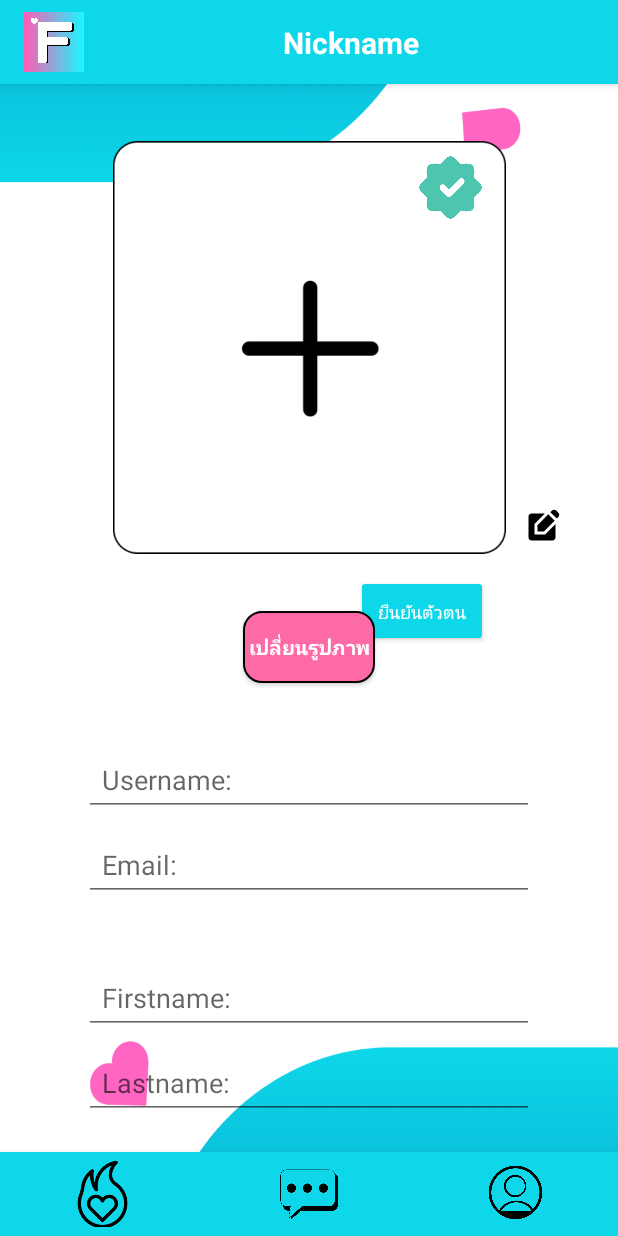
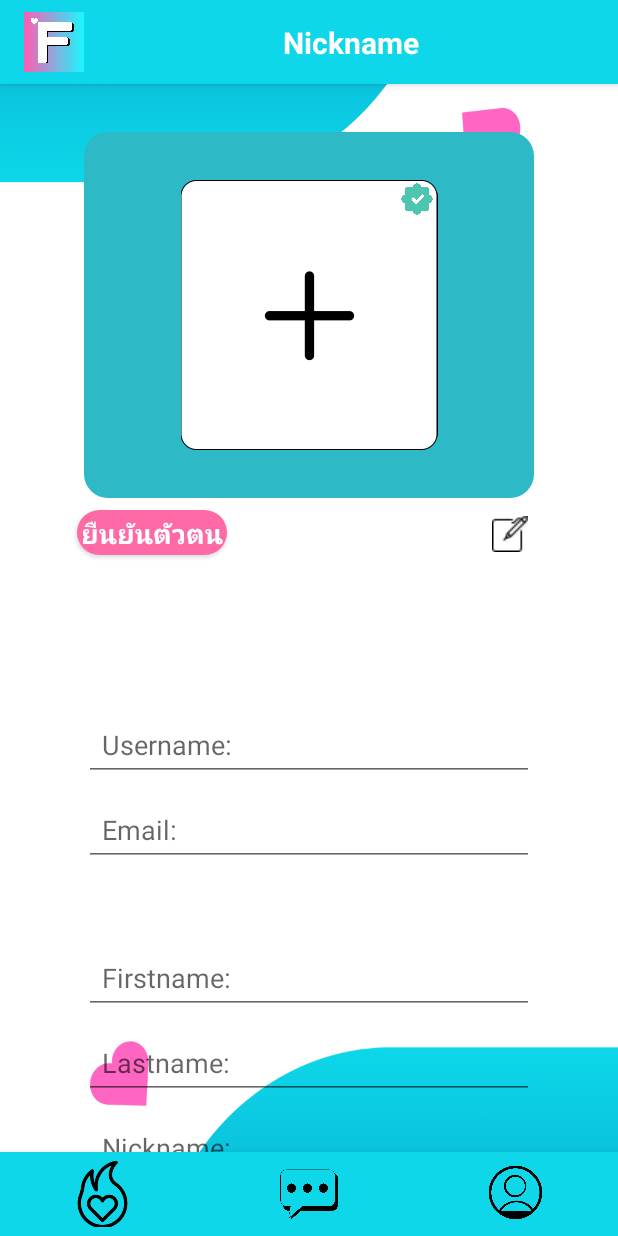
Before and after one commit to PedzA507/FinloveAndroid, an Android app: the ProfileFragment screen opened through its navigation route, after a tap on "Edit Profile", on a phone screen of 412 x 824 dp. Run offline under Robolectric (Android 15) with nearby library versions, the phone set to English and light mode, and no system bars; our stand-ins replace navigation-ui; pictures from the network do not load; 1 statement that could not run was skipped.

Commit message:
แก้ไขดีไซน์หน้าโปรไฟล์ตัวเองให้เหมือน figma เท่าที่จะเป็นไปได้

```diff
--- a/app/src/main/java/th/ac/rmutto/finlove/ui/profile/ProfileFragment.kt
+++ b/app/src/main/java/th/ac/rmutto/finlove/ui/profile/ProfileFragment.kt
@@ -7,6 +7,7 @@ import android.net.Uri
 import android.os.Bundle
 import android.provider.MediaStore
 import android.util.Log
+import android.view.Gravity
 import android.view.LayoutInflater
 import android.view.View
 import android.view.ViewGroup
@@ -52,9 +53,8 @@ class ProfileFragment : Fragment() {
 
     private lateinit var buttonEditProfile: ImageButton
     private lateinit var buttonSaveProfile: Button
-    private lateinit var buttonChangeImage: Button
     private lateinit var buttonEditPreferences: Button
-    private lateinit var buttonVerify: Button // ปุ่มยืนยันตัวตนที่เพิ่มเข้ามา
+    private lateinit var buttonVerify: Button
     private lateinit var buttonLogout: Button
     private lateinit var buttonDeleteAccount: Button
     private var selectedImageUri: Uri? = null
@@ -63,8 +63,8 @@ class ProfileFragment : Fragment() {
     private val PICK_IMAGE_REQUEST = 1
     private val REQUEST_CODE_CHANGE_PREFERENCES = 1001
 
-    private lateinit var originalUser: User // Original user data
-    private lateinit var currentUser: User // Edited user data
+    private lateinit var originalUser: User
+    private lateinit var currentUser: User
 
     override fun onCreateView(
         inflater: LayoutInflater, container: ViewGroup?, savedInstanceState: Bundle?
@@ -103,19 +103,23 @@ class ProfileFragment : Fragment() {
         spinnerGoal = root.findViewById(R.id.spinnerGoal)
         preferenceContainer = root.findViewById(R.id.preferenceContainer)
 
-        buttonChangeImage = root.findViewById(R.id.buttonChangeImage)
         buttonEditProfile = root.findViewById(R.id.buttonEditProfile)
         buttonSaveProfile = root.findViewById(R.id.buttonSaveProfile)
         buttonLogout = root.findViewById(R.id.buttonLogout)
         buttonDeleteAccount = root.findViewById(R.id.buttonDeleteAccount)
         buttonEditPreferences = root.findViewById(R.id.buttonEditPreferences)
-        buttonVerify = root.findViewById(R.id.buttonVerify) // ปุ่มยืนยันตัวตน
+        buttonVerify = root.findViewById(R.id.buttonVerify)
         verifyBadge = root.findViewById(R.id.verifyBadge)
 
         setupSpinners()
 
         // Hide fields initially
         hideFieldsForViewingMode()
+
+        // Set click listener on imageViewProfile for changing image
+        imageViewProfile.setOnClickListener {
+            selectImage()
+        }
 
         // Setup button listeners
         buttonEditProfile.setOnClickListener {
@@ -124,10 +128,6 @@ class ProfileFragment : Fragment() {
 
         buttonSaveProfile.setOnClickListener {
             saveUserInfo(requireActivity().intent.getIntExtra("userID", -1))
-        }
-
-        buttonChangeImage.setOnClickListener {
-            selectImage()
         }
 
         buttonDeleteAccount.setOnClickListener {
@@ -146,12 +146,12 @@ class ProfileFragment : Fragment() {
 
         buttonVerify.setOnClickListener {
             val intent = Intent(requireContext(), AddphotoActivity::class.java)
-            intent.putExtra("userID", requireActivity().intent.getIntExtra("userID", -1))  // ส่ง userID ไปยัง AddphotoActivity
+            intent.putExtra("userID", requireActivity().intent.getIntExtra("userID", -1))
             startActivity(intent)
         }
 
         buttonSelectDateProfile.setOnClickListener {
-            showDatePicker() // Fix for date picker
+            showDatePicker()
         }
     }
 
@@ -193,7 +193,6 @@ class ProfileFragment : Fragment() {
         isEditing = !isEditing
         setEditingEnabled(isEditing)
         if (isEditing) {
-            buttonChangeImage.visibility = View.VISIBLE
             buttonSaveProfile.visibility = View.VISIBLE
             buttonEditPreferences.visibility = View.VISIBLE
 
@@ -221,27 +220,25 @@ class ProfileFragment : Fragment() {
                 .into(imageViewProfile)
         } else if (requestCode == REQUEST_CODE_CHANGE_PREFERENCES && resultCode == AppCompatActivity.RESULT_OK && data != null) {
             val updatedPreferences = data.getStringExtra("preferences")
-            updateUserPreferences(updatedPreferences)
+            loadPreferences(updatedPreferences)
         }
     }
 
-    private fun updateUserPreferences(preferences: String?) {
+    private fun loadPreferences(preferences: String?) {
         preferenceContainer.removeAllViews()
         val preferencesArray = preferences?.split(",") ?: listOf()
         for (preference in preferencesArray) {
             val preferenceTextView = TextView(requireContext())
             preferenceTextView.text = preference
-            preferenceTextView.setBackgroundResource(R.drawable.rounded_preference_box)
+            preferenceTextView.setBackgroundResource(R.drawable.show_preference)
             preferenceTextView.setPadding(16, 16, 16, 16)
-            preferenceTextView.textSize = 18f // เพิ่มขนาดตัวอักษร
+            preferenceTextView.textSize = 14f
+            preferenceTextView.setTypeface(null, android.graphics.Typeface.BOLD) // ทำตัวหนังสือหนา
+            preferenceTextView.gravity = Gravity.CENTER // จัดให้ตัวหนังสืออยู่ตรงกลาง
+            preferenceTextView.setTextColor(resources.getColor(R.color.white))
 
-            // เพิ่มระยะห่างระหว่างบล็อก
-            val layoutParams = LinearLayout.LayoutParams(
-                LinearLayout.LayoutParams.WRAP_CONTENT,
-                LinearLayout.LayoutParams.WRAP_CONTENT
-            )
-            layoutParams.setMargins(16, 16, 16, 16) // กำหนดระยะห่างระหว่างบล็อก
-
+            val layoutParams = LinearLayout.LayoutParams(250, 150) // กำหนดขนาดเป็น 50x50
+            layoutParams.setMargins(16, 16, 16, 16)
             preferenceTextView.layoutParams = layoutParams
             preferenceContainer.addView(preferenceTextView)
         }
@@ -261,11 +258,6 @@ class ProfileFragment : Fragment() {
                     withContext(Dispatchers.Main) {
                         originalUser = user
                         updateUserFields(user)
-
-                        // Log ค่า verify เพื่อตรวจสอบ
-                        Log.d("ProfileFragment", "User verify status: ${user.verify}")
-
-                        // แสดงหรือซ่อน verifyBadge ตามค่า verify
                         verifyBadge.visibility = if (user.verify == 1) View.VISIBLE else View.GONE
                     }
                 } else {
@@ -291,31 +283,11 @@ class ProfileFragment : Fragment() {
         textViewHome.setText(user.home)
         buttonSelectDateProfile.text = user.dateBirth
 
-        // Set user's nickname in the toolbar dynamically
         val toolbar = requireActivity().findViewById<Toolbar>(R.id.toolbarProfile)
         val toolbarTitle = toolbar.findViewById<TextView>(R.id.toolbarTitle)
-        toolbarTitle.text = user.nickname // ใช้ nickname จาก user แทนการกำหนดค่าตรง ๆ
+        toolbarTitle.text = user.nickname
 
-        preferenceContainer.removeAllViews()
-        val preferencesArray = user.preferences?.split(",") ?: listOf()
-        for (preference in preferencesArray) {
-            val preferenceTextView = TextView(requireContext())
-            preferenceTextView.text = preference
-            preferenceTextView.setBackgroundResource(R.drawable.show_preference)
-            preferenceTextView.setPadding(16, 16, 16, 16)
-
-            preferenceTextView.textSize = 18f
-            preferenceTextView.setTextColor(resources.getColor(R.color.white))
-
-            val layoutParams = LinearLayout.LayoutParams(
-                LinearLayout.LayoutParams.WRAP_CONTENT,
-                LinearLayout.LayoutParams.WRAP_CONTENT
-            )
-            layoutParams.setMargins(16, 16, 16, 16)
-
-            preferenceTextView.layoutParams = layoutParams
-            preferenceContainer.addView(preferenceTextView)
-        }
+        loadPreferences(user.preferences)
 
         val genderIndex = resources.getStringArray(R.array.gender_array).indexOf(user.gender)
         if (genderIndex >= 0) {
@@ -340,6 +312,13 @@ class ProfileFragment : Fragment() {
         user.imageFile?.let { loadImage(it, imageViewProfile) }
     }
 
+    private fun loadImage(url: String, imageView: ImageView) {
+        Glide.with(this)
+            .load(url)
+            .placeholder(R.drawable.img_1)
+            .error(R.drawable.error)
+            .into(imageView)
+    }
 
     private fun saveUserInfo(userID: Int) {
         CoroutineScope(Dispatchers.IO).launch {
@@ -413,14 +392,6 @@ class ProfileFragment : Fragment() {
         }
     }
 
-    private fun loadImage(url: String, imageView: ImageView) {
-        Glide.with(this)
-            .load(url)
-            .placeholder(R.drawable.img_1)
-            .error(R.drawable.error)
-            .into(imageView)
-    }
-
     private fun showDatePicker() {
         val calendar = Calendar.getInstance()
         val year = calendar.get(Calendar.YEAR)
@@ -432,7 +403,7 @@ class ProfileFragment : Fragment() {
             buttonSelectDateProfile.text = selectedDateOfBirth
         }, year, month, day)
 
-        datePickerDialog.datePicker.maxDate = System.currentTimeMillis() // Disable future dates
+        datePickerDialog.datePicker.maxDate = System.currentTimeMillis()
         datePickerDialog.show()
     }
 
@@ -448,8 +419,7 @@ class ProfileFragment : Fragment() {
         spinnerGoal.isEnabled = enabled
         textViewHeight.isEnabled = enabled
         textViewHome.isEnabled = enabled
-        buttonSelectDateProfile.isEnabled = enabled // เปิดใช้งานปุ่มเลือกวันเกิด
-        buttonChangeImage.isEnabled = enabled
+        buttonSelectDateProfile.isEnabled = enabled
         buttonSaveProfile.isEnabled = enabled
     }
 
@@ -465,7 +435,6 @@ class ProfileFragment : Fragment() {
     }
 
     private fun hideFieldsForViewingMode() {
-        // Initially show only Firstname, Lastname, Nickname, Gender, Preference
         textViewUsername.visibility = View.GONE
         textViewEmail.visibility = View.GONE
         textViewHeight.visibility = View.GONE
@@ -475,7 +444,6 @@ class ProfileFragment : Fragment() {
         spinnerEducation.visibility = View.GONE
         spinnerInterestGender.visibility = View.GONE
 
-        buttonChangeImage.visibility = View.GONE
         buttonSaveProfile.visibility = View.GONE
         buttonEditPreferences.visibility = View.GONE
     }
@@ -562,9 +530,7 @@ class ProfileFragment : Fragment() {
             home = jsonObject.optString("home", ""),
             dateBirth = jsonObject.optString("DateBirth", ""),
             imageFile = jsonObject.optString("imageFile", ""),
-            verify = jsonObject.optInt("verify", 0) // อ่านค่า verify
+            verify = jsonObject.optInt("verify", 0)
         )
     }
-
-
 }
--- a/app/src/main/res/drawable/ic_edit.xml
+++ /dev/null
@@ -1,9 +0,0 @@
-<vector xmlns:android="http://schemas.android.com/apk/res/android" android:height="24dp" android:tint="#000000" android:viewportHeight="24" android:viewportWidth="24" android:width="24dp">
-
-    <path android:fillColor="@android:color/white" android:pathData="M7,17V9.93L13.93,3l0,0H5C3.9,3 3,3.9 3,5v14c0,1.1 0.9,2 2,2h14c1.1,0 2,-0.9 2,-2v-8.93L14.07,17H7z"/>
-
-    <path android:fillColor="@android:color/white" android:pathData="M9,15l4.24,0l7.2,-7.2l-4.24,-4.24l-7.2,7.2z"/>
-
-    <path android:fillColor="@android:color/white" android:pathData="M22.91,2.49l-1.41,-1.41c-0.78,-0.78 -2.05,-0.78 -2.83,0l-1.06,1.06l4.24,4.24l1.06,-1.06C23.7,4.54 23.7,3.27 22.91,2.49z"/>
-
-</vector>
--- /dev/null
+++ b/app/src/main/res/drawable/profile_card.xml
@@ -0,0 +1,4 @@
+<shape xmlns:android="http://schemas.android.com/apk/res/android">
+    <solid android:color="#2EB9C6" /> <!-- สีพื้นหลัง -->
+    <corners android:radius="16dp" /> <!-- ขอบมน 16dp -->
+</shape>
--- a/app/src/main/res/drawable/show_preference.xml
+++ b/app/src/main/res/drawable/show_preference.xml
@@ -1,5 +1,5 @@
 <shape xmlns:android="http://schemas.android.com/apk/res/android">
     <solid android:color="#FE6AA6"/>
     <stroke android:width="1dp" android:color="@android:color/black"/>
-    <corners android:radius="5dp"/>
+    <corners android:radius="16dp"/>
 </shape>
--- a/app/src/main/res/layout/fragment_profile.xml
+++ b/app/src/main/res/layout/fragment_profile.xml
@@ -60,14 +60,27 @@
             android:layout_width="match_parent"
             android:layout_height="wrap_content">
 
+            <!-- Profile Card Background -->
+            <androidx.constraintlayout.widget.ConstraintLayout
+                android:id="@+id/constraintLayout"
+                android:layout_width="300dp"
+                android:layout_height="wrap_content"
+                android:layout_margin="16dp"
+                android:background="@drawable/profile_card"
+                android:padding="16dp"
+                app:layout_constraintEnd_toEndOf="parent"
+                app:layout_constraintStart_toStartOf="parent"
+                app:layout_constraintTop_toTopOf="parent">
                 <!-- Image View Profile -->
                 <ImageView
                     android:id="@+id/imageViewProfile"
-                android:layout_width="262dp"
-                android:layout_height="287dp"
+                    android:layout_width="180dp"
+                    android:layout_height="180dp"
                     android:layout_marginTop="16dp"
+                    android:layout_marginBottom="16dp"
                     android:contentDescription="Profile Image"
                     android:src="@drawable/img_1"
+                    app:layout_constraintBottom_toBottomOf="parent"
                     app:layout_constraintEnd_toEndOf="parent"
                     app:layout_constraintStart_toStartOf="parent"
                     app:layout_constraintTop_toTopOf="parent" />
@@ -75,66 +88,53 @@
                 <!-- Verify Badge -->
                 <ImageView
                     android:id="@+id/verifyBadge"
-                android:layout_width="50dp"
-                android:layout_height="50dp"
-                android:layout_marginTop="12dp"
-                android:layout_marginEnd="12dp"
+                    android:layout_width="25dp"
+                    android:layout_height="25dp"
+                    android:layout_marginEnd="5dp"
+                    android:contentDescription="Verified Badge"
                     android:src="@drawable/verify"
+                    android:visibility="visible"
                     app:layout_constraintEnd_toEndOf="@+id/imageViewProfile"
-                app:layout_constraintTop_toTopOf="@+id/imageViewProfile"
-                android:visibility="visible"
-                android:contentDescription="Verified Badge" />
+                    app:layout_constraintTop_toTopOf="@+id/imageViewProfile" />
+
+            </androidx.constraintlayout.widget.ConstraintLayout>
 
             <!-- Verification Button -->
+
             <Button
                 android:id="@+id/buttonVerify"
-                android:layout_width="wrap_content"
-                android:layout_height="wrap_content"
-                android:layout_marginStart="150dp"
+                android:layout_width="100dp"
+                android:layout_height="30dp"
                 android:layout_marginTop="8dp"
-                android:backgroundTint="@color/blue_main"
+                android:background="@drawable/button"
                 android:text="ยืนยันตัวตน"
                 android:textColor="@android:color/white"
-                android:textSize="12sp"
-                app:layout_constraintEnd_toEndOf="parent"
+                android:textSize="18dp"
+                android:textStyle="bold"
+                app:layout_constraintEnd_toStartOf="@+id/buttonEditProfile"
+                app:layout_constraintHorizontal_bias="0.232"
                 app:layout_constraintStart_toStartOf="parent"
-                app:layout_constraintTop_toBottomOf="@id/imageViewProfile" />
+                app:layout_constraintTop_toBottomOf="@+id/constraintLayout" />
 
             <ImageButton
                 android:id="@+id/buttonEditProfile"
-                android:layout_width="48dp"
-                android:layout_height="48dp"
-                android:layout_marginTop="255dp"
-                android:layout_marginEnd="18dp"
+                android:layout_width="40dp"
+                android:layout_height="40dp"
+                android:layout_marginTop="4dp"
+                android:layout_marginEnd="52dp"
                 android:background="@null"
                 android:contentDescription="Edit Profile"
                 android:padding="12dp"
                 android:src="@drawable/ic_edit"
                 app:layout_constraintEnd_toEndOf="parent"
-                app:layout_constraintHorizontal_bias="0.0"
-                app:layout_constraintStart_toEndOf="@+id/imageViewProfile"
-                app:layout_constraintTop_toTopOf="parent" />
-
-            <Button
-                android:id="@+id/buttonChangeImage"
-                android:layout_width="wrap_content"
-                android:layout_height="wrap_content"
-                android:layout_marginTop="32dp"
-                android:background="@drawable/button_pressed"
-                android:textSize="13dp"
-                android:textColor="@color/white"
-                android:textStyle="bold"
-                android:text="เปลี่ยนรูปภาพ"
-                app:layout_constraintEnd_toEndOf="parent"
-                app:layout_constraintStart_toStartOf="parent"
-                app:layout_constraintTop_toBottomOf="@id/imageViewProfile" />
+                app:layout_constraintTop_toBottomOf="@+id/constraintLayout" />
 
             <!-- Username -->
             <EditText
                 android:id="@+id/textViewUsername"
                 android:layout_width="300dp"
                 android:layout_height="wrap_content"
-                android:layout_marginTop="120dp"
+                android:layout_marginTop="140dp"
                 android:enabled="false"
                 android:hint="Username: "
                 android:padding="12dp"
@@ -142,7 +142,7 @@
                 android:textSize="18sp"
                 app:layout_constraintEnd_toEndOf="parent"
                 app:layout_constraintStart_toStartOf="parent"
-                app:layout_constraintTop_toBottomOf="@id/imageViewProfile" />
+                app:layout_constraintTop_toBottomOf="@+id/constraintLayout" />
 
             <!-- Email -->
             <EditText
@@ -164,7 +164,7 @@
                 android:id="@+id/textViewFirstName"
                 android:layout_width="300dp"
                 android:layout_height="wrap_content"
-                android:layout_marginTop="40dp"
+                android:layout_marginTop="50dp"
                 android:enabled="false"
                 android:hint="Firstname: "
                 android:padding="12dp"
@@ -236,6 +236,8 @@
                 android:layout_marginTop="8dp"
                 android:text="แก้ไขความชอบของคุณ"
                 android:visibility="gone"
+                android:textColor="@android:color/white"
+                android:textStyle="bold"
                 android:background="@drawable/button"
                 app:layout_constraintTop_toBottomOf="@id/preferenceContainer"
                 app:layout_constraintStart_toStartOf="parent"
@@ -317,8 +319,9 @@
                 android:layout_height="wrap_content"
                 android:layout_marginTop="16dp"
                 android:background="@drawable/button"
-                android:enabled="false"
-                android:text="Save"
+                android:textStyle="bold"
+                android:textColor="@color/white"
+                android:text="บันทึกข้อมูล"
                 app:layout_constraintTop_toBottomOf="@id/buttonSelectDateProfile"
                 app:layout_constraintStart_toStartOf="parent"
                 app:layout_constraintEnd_toEndOf="parent" />
@@ -330,7 +333,9 @@
                 android:layout_height="wrap_content"
                 android:layout_marginTop="8dp"
                 android:background="@drawable/button"
-                android:text="Logout"
+                android:textStyle="bold"
+                android:textColor="@color/white"
+                android:text="ออกจากระบบ"
                 app:layout_constraintTop_toBottomOf="@id/buttonSaveProfile"
                 app:layout_constraintStart_toStartOf="parent"
                 app:layout_constraintEnd_toEndOf="parent" />
@@ -342,7 +347,9 @@
                 android:layout_height="54dp"
                 android:layout_marginTop="8dp"
                 android:background="@drawable/button"
-                android:text="Delete Account"
+                android:textStyle="bold"
+                android:textColor="@color/white"
+                android:text="ลบบัญชี"
                 app:layout_constraintTop_toBottomOf="@id/buttonLogout"
                 app:layout_constraintStart_toStartOf="parent"
                 app:layout_constraintEnd_toEndOf="parent" />
--- a/app/src/main/res/values/strings.xml
+++ b/app/src/main/res/values/strings.xml
@@ -3,8 +3,8 @@
     <string name="title_Main">Main</string>
     <string name="title_Message">Message</string>
     <string name="title_Profile">Profile</string>
-    <string name="root_url">http://192.168.62.1:4000</string>
-    <string name="root_url2">http://192.168.62.1:6000</string>
+    <string name="root_url">http://192.168.111.208:4000</string>
+    <string name="root_url2">http://192.168.111.208:6000</string>
     <string-array name="education_levels">
         <item>มัธยมศึกษา</item>
         <item>ปริญญาตรี</item>
```
Also changed, not shown: app/src/main/res/drawable/ic_edit.png (added). Lines whose indentation alone changed are shown as unchanged.
